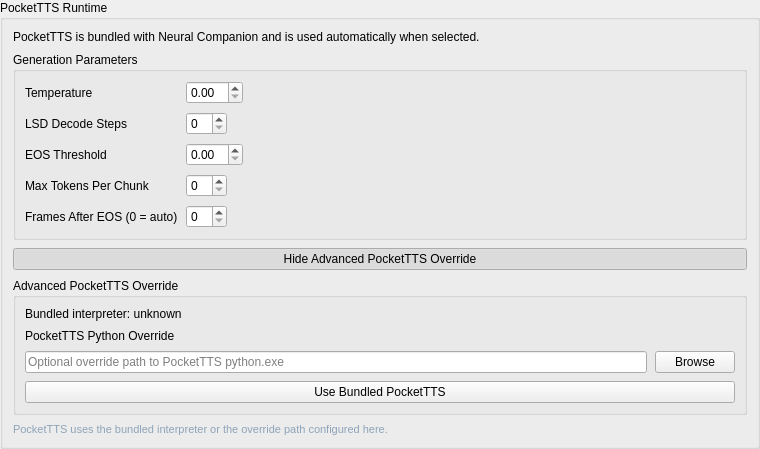
The window that addons/pockettts/ui/pockettts.ui (Rakile/NeuralCompanion) describes before a commit, drawn with Qt 5.
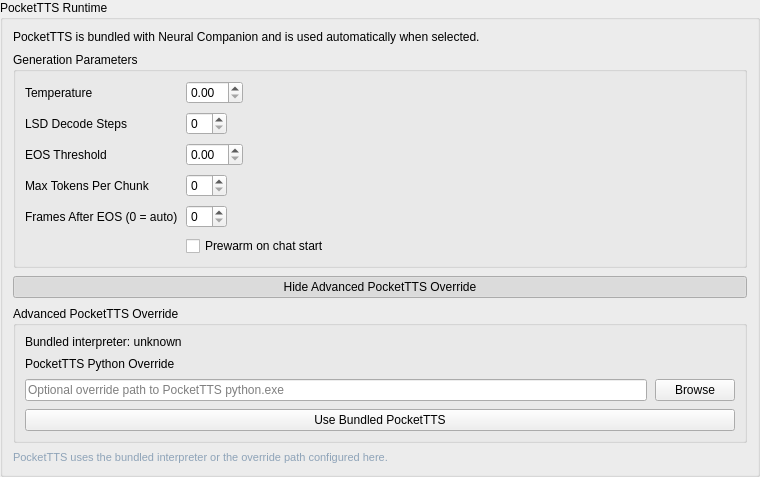
The same window after the commit.

Commit message: Prewarm PocketTTS on startup

The edit to the form file:
```diff
--- a/addons/pockettts/ui/pockettts.ui
+++ b/addons/pockettts/ui/pockettts.ui
@@ -119,6 +119,13 @@
          <item row="4" column="1">
           <widget class="QSpinBox" name="pockettts_frames_after_eos_spin"/>
          </item>
+         <item row="5" column="1">
+          <widget class="QCheckBox" name="pockettts_prewarm_checkbox">
+           <property name="text">
+            <string>Prewarm on chat start</string>
+           </property>
+          </widget>
+         </item>
         </layout>
        </widget>
       </item>
```
The commit also changes 6 other files.
